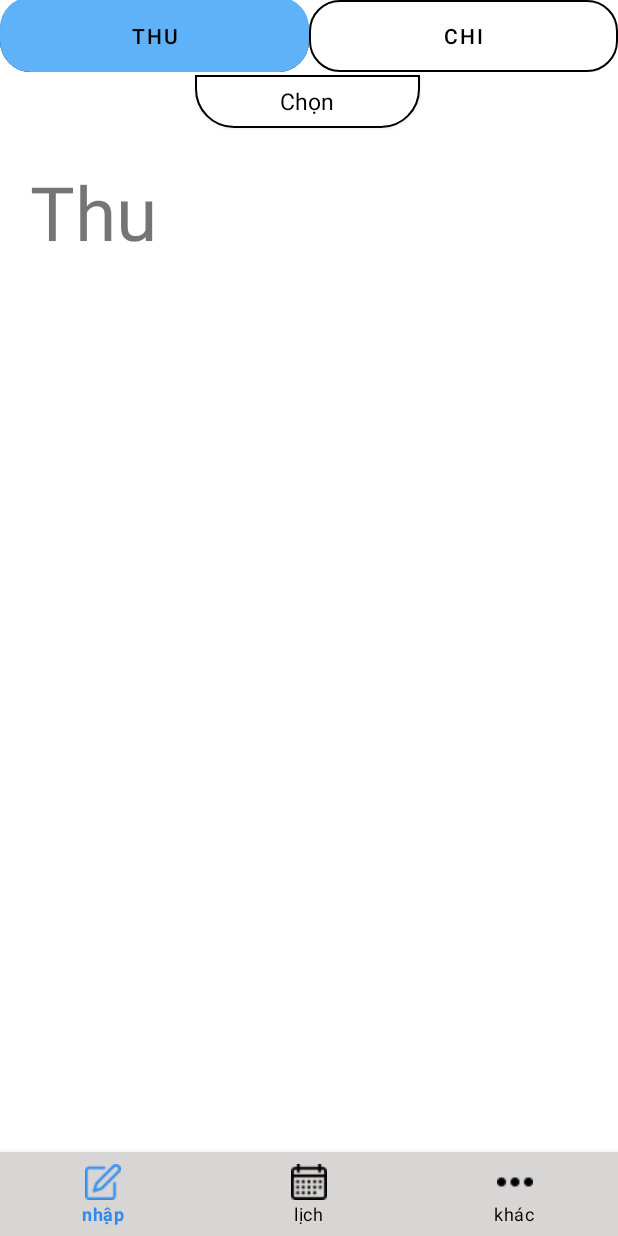
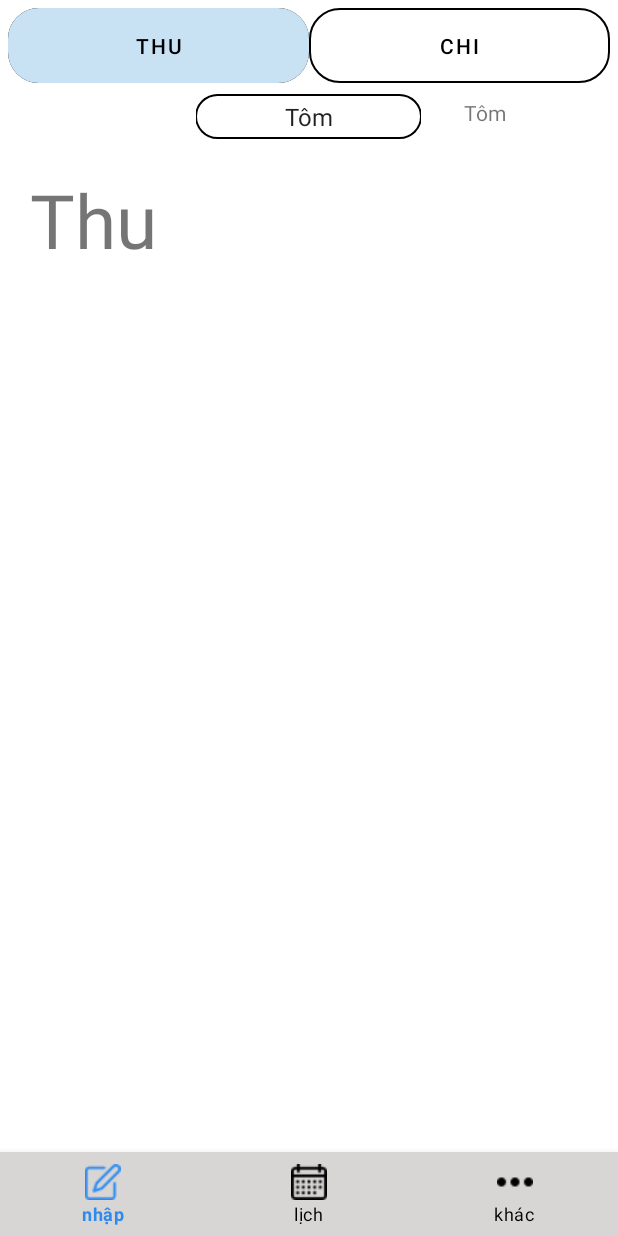
Before and after one commit to phamchinghi/QLTL, an Android app: the screen it shows after launch (MainActivity), on a phone screen of 412 x 824 dp. Run offline under Robolectric (Android 15) with nearby library versions, the phone set to English and light mode, and no system bars.

Commit message:
Them cai spinner cho thu chi

```diff
--- a/app/src/main/java/com/example/qltl/MainActivity.java
+++ b/app/src/main/java/com/example/qltl/MainActivity.java
@@ -51,6 +51,8 @@ public class MainActivity extends AppCompatActivity {
                     case 2:
                         bottomNav.getMenu().findItem(R.id.khac).setChecked(true);
                         break;
+                    default:
+                        bottomNav.getMenu().findItem(R.id.nhap).setChecked(true);
                 }
             }
 
@@ -72,6 +74,8 @@ public class MainActivity extends AppCompatActivity {
                     case R.id.khac:
                         viewPager.setCurrentItem(2);
                         break;
+                    default:
+                        viewPager.setCurrentItem(0);
                 }
                 return true;
             }
--- a/app/src/main/java/com/example/qltl/fragment/input_output.java
+++ b/app/src/main/java/com/example/qltl/fragment/input_output.java
@@ -7,15 +7,25 @@ import androidx.fragment.app.FragmentStatePagerAdapter;
 import androidx.viewpager.widget.ViewPager;
 
 import android.view.LayoutInflater;
+import android.view.MenuInflater;
+import android.view.MenuItem;
 import android.view.View;
 import android.view.ViewGroup;
+import android.widget.AdapterView;
+import android.widget.ArrayAdapter;
 import android.widget.Button;
+import android.widget.PopupMenu;
+import android.widget.Spinner;
+import android.widget.TextView;
 import android.widget.Toast;
 
 import com.example.qltl.R;
+import com.example.qltl.nhap.customAdapterSpinner;
 import com.example.qltl.nhap.nhapViewPagerAdapter;
 import com.example.qltl.widget.customViewPager;
 import com.google.android.material.tabs.TabLayout;
+
+import org.w3c.dom.Text;
 
 /**
  * A simple {@link Fragment} subclass.
@@ -26,6 +36,8 @@ public class input_output extends Fragment {
     private TabLayout tabLayout;
     private customViewPager viewPager;
     private Button btnList;
+    private Spinner spin;
+    private TextView tet;
 
     public input_output() {
     }
@@ -36,23 +48,52 @@ public class input_output extends Fragment {
                              Bundle savedInstanceState) {
         // Inflate the layout for this fragment
         View view = inflater.inflate(R.layout.fragment_input_output, container, false);
-        btnList = view.findViewById(R.id.btn_list);
         tabLayout = view.findViewById(R.id.tab_layout);
         viewPager = view.findViewById(R.id.nhap_view_pager);
-
-        btnList.setOnClickListener(new View.OnClickListener() {
-            @Override
-            public void onClick(View v) {
-                Toast.makeText(getContext().getApplicationContext(),"ok",Toast.LENGTH_SHORT ).show();
-            }
-        });
-        nhapViewPagerAdapter adapter = new nhapViewPagerAdapter(getChildFragmentManager(), FragmentStatePagerAdapter.BEHAVIOR_RESUME_ONLY_CURRENT_FRAGMENT);
-        viewPager.setAdapter(adapter);
+        spin = (Spinner) view.findViewById(R.id.spin_thu_chi);
+        tet = (TextView) view.findViewById(R.id.test);
+        nhapViewPagerAdapter adapterViewPager = new nhapViewPagerAdapter(getChildFragmentManager(), FragmentStatePagerAdapter.BEHAVIOR_RESUME_ONLY_CURRENT_FRAGMENT);
+        viewPager.setAdapter(adapterViewPager);
         viewPager.setPagingEnable(false);
         tabLayout.setupWithViewPager(viewPager);
+
+        dropDownSpinner();
 
 
         return view;
     }
+    private void dropDownSpinner(){
+        String [] names = new String[]{"Tôm","Cua","Cá","Hàu","Lươn"};
+        ArrayAdapter<String> customAdapterSpinner = new ArrayAdapter<String>(this.getActivity(), android.R.layout.simple_spinner_item, names);
+        spin.setAdapter(customAdapterSpinner);
+        spin.setOnItemSelectedListener(new AdapterView.OnItemSelectedListener() {
+            @Override
+            public void onItemSelected(AdapterView<?> parent, View view, int position, long id) {
+                switch (position){
+                    case 0:
+                        tet.setText(names[0]);
+//                        Toast.makeText(getActivity().getApplicationContext(), "you clicked Tôm", Toast.LENGTH_SHORT).show();
+                        break;
+                    case 1:
+                        tet.setText(names[1]);
+//                        Toast.makeText(getActivity().getApplicationContext(), "you clicked Cua", Toast.LENGTH_SHORT).show();
+                        break;
+                    case 2:
+                        Toast.makeText(getActivity().getApplicationContext(), "you clicked Ca", Toast.LENGTH_SHORT).show();
+                        break;
+                    case 3:
+                        Toast.makeText(getActivity().getApplicationContext(), "you clicked Hàu", Toast.LENGTH_SHORT).show();
+                        break;
+                    default:
+
+                }
+            }
+
+            @Override
+            public void onNothingSelected(AdapterView<?> parent) {
+                Toast.makeText(getActivity().getApplicationContext(), "nothing click", Toast.LENGTH_SHORT).show();
+            }
+        });
+    }
 
 }
--- a/app/src/main/java/com/example/qltl/nhap/nhapViewPagerAdapter.java
+++ b/app/src/main/java/com/example/qltl/nhap/nhapViewPagerAdapter.java
@@ -23,7 +23,6 @@ public class nhapViewPagerAdapter extends FragmentStatePagerAdapter {
                 return new fragmentThu();
             case 1:
                 return new fragmentChi();
-
             default:
                 return new fragmentThu();
         }
--- a/app/src/main/res/drawable/custom_button_menu.xml
+++ b/app/src/main/res/drawable/custom_button_menu.xml
@@ -3,8 +3,8 @@
     android:shape="rectangle">
     <solid android:color="@color/white"/>
     <size android:height="50dp" android:width="100dp"/>
-    <corners android:bottomLeftRadius="25dp"
-        android:bottomRightRadius="25dp"/>
+    <corners android:radius="25dp"
+      />
     <stroke android:width="1sp" android:color="@color/black"/>
 
 </shape>
--- /dev/null
+++ b/app/src/main/res/drawable/spinner_animation.xml
@@ -0,0 +1,27 @@
+<?xml version="1.0" encoding="utf-8"?>
+<selector xmlns:android="http://schemas.android.com/apk/res/android">
+    <item android:state_pressed="true">
+        <set>
+            <objectAnimator
+                android:duration="@android:integer/config_mediumAnimTime"
+                android:propertyName="translationZ"
+                android:valueTo="5dp" />
+        </set>
+    </item>
+    <item android:state_selected="true">
+        <set>
+            <objectAnimator
+                android:duration="@android:integer/config_shortAnimTime"
+                android:propertyName="translationZ"
+                android:valueTo="5dp" />
+        </set>
+    </item>
+    <item>
+        <set>
+            <objectAnimator
+                android:duration="@android:integer/config_shortAnimTime"
+                android:propertyName="translationZ"
+                android:valueTo="0dp" />
+        </set>
+    </item>
+</selector>
--- /dev/null
+++ b/app/src/main/res/drawable/spinner_backgroud.xml
@@ -0,0 +1,16 @@
+<?xml version="1.0" encoding="utf-8"?>
+<selector xmlns:android="http://schemas.android.com/apk/res/android"
+    android:exitFadeDuration="@android:integer/config_mediumAnimTime">
+    <item android:state_pressed="true" android:drawable="@color/custom_color_tablayout" />
+    <item android:state_selected="true" android:drawable="@android:color/white" />
+    <item>
+        <inset android:insetLeft="-1dp" android:insetRight="-1dp">
+            <shape android:shape="rectangle">
+                <corners android:radius="15dp"/>
+                <stroke android:width="1.5dp"
+                    android:color="#000000" />
+                <solid android:color="#FFFFFF" />
+            </shape>
+        </inset>
+    </item>
+</selector>
--- a/app/src/main/res/layout/fragment_input_output.xml
+++ b/app/src/main/res/layout/fragment_input_output.xml
@@ -12,16 +12,18 @@
     <com.google.android.material.tabs.TabLayout
         android:id="@+id/tab_layout"
         android:layout_width="match_parent"
-        android:layout_height="wrap_content"
+        android:layout_height="50dp"
+        android:layout_margin="5dp"
         app:tabBackground="@drawable/custom_chip"
         app:tabIndicator="@drawable/custom_chip"
         app:tabIndicatorAnimationDuration="500"
-        app:tabIndicatorColor="#5FB1F8"
+        app:tabIndicatorColor="#C8E1F3"
         app:tabIndicatorGravity="bottom"
         app:tabMode="fixed"
         app:tabRippleColor="@color/white"
         app:tabTextColor="@color/black"
-        app:tabUnboundedRipple="true">
+        app:tabUnboundedRipple="true"
+        >
 
         <com.google.android.material.tabs.TabItem
             android:layout_width="wrap_content"
@@ -34,26 +36,40 @@
             android:text="Chi" />
     </com.google.android.material.tabs.TabLayout>
 
-    <android.widget.Button
-        android:id="@+id/btn_list"
+    <Spinner
+        android:id="@+id/spin_thu_chi"
+        style="@style/Widget.AppCompat.Spinner"
         android:layout_width="150dp"
-        android:layout_height="35dp"
+        android:layout_height="30dp"
         android:layout_below="@+id/tab_layout"
-        android:layout_alignParentStart="true"
-        android:layout_marginStart="130dp"
+        android:layout_centerInParent="true"
         android:layout_marginTop="2dp"
-        android:layout_marginBottom="2dp"
-        android:text="Chọn"
-        android:background="@drawable/custom_button_menu"
-        android:textColor="@color/black"
-        android:textSize="15sp"
-        android:textAppearance="@android:style/TextAppearance.Widget.Button"
+        android:background="@drawable/spinner_backgroud"
+        android:popupBackground="@drawable/spinner_backgroud"
+        android:popupElevation="5dp"
+        android:stateListAnimator="@drawable/spinner_animation"
+        android:textAlignment="center"
         />
 
     <com.example.qltl.widget.customViewPager
         android:id="@+id/nhap_view_pager"
         android:layout_width="match_parent"
         android:layout_height="match_parent"
-        android:layout_below="@+id/btn_list"/>
+        android:layout_below="@+id/spin_thu_chi">
+
+
+    </com.example.qltl.widget.customViewPager>
+
+    <TextView
+        android:id="@+id/test"
+        android:layout_width="wrap_content"
+        android:layout_height="wrap_content"
+        android:layout_below="@+id/spin_thu_chi"
+        android:layout_alignParentStart="true"
+        android:layout_alignParentEnd="true"
+        android:layout_marginStart="309dp"
+        android:layout_marginTop="-27dp"
+        android:layout_marginEnd="43dp"
+        android:text="TextView" />
 
 </RelativeLayout>
```
Also changed, not shown: app/src/main/java/com/example/qltl/nhap/customAdapterSpinner.java (added, +52 -0 lines), app/src/main/res/drawable/ic_baseline_adb_24.xml (added, +10 -0 lines), app/src/main/res/drawable/ic_shrimp.xml (added, +5 -0 lines), app/src/main/res/layout/custom_spinner_item_thuchi.xml (added, +22 -0 lines), app/src/main/res/layout/fragment_blank.xml (deleted, +0 -14 lines), app/src/main/res/layout/new_event_layout.xml (+4 -4 lines), app/src/main/res/menu/thu_chi.xml (deleted, +0 -11 lines), app/src/main/res/drawable/shrimp.png (deleted), 4 other files.
